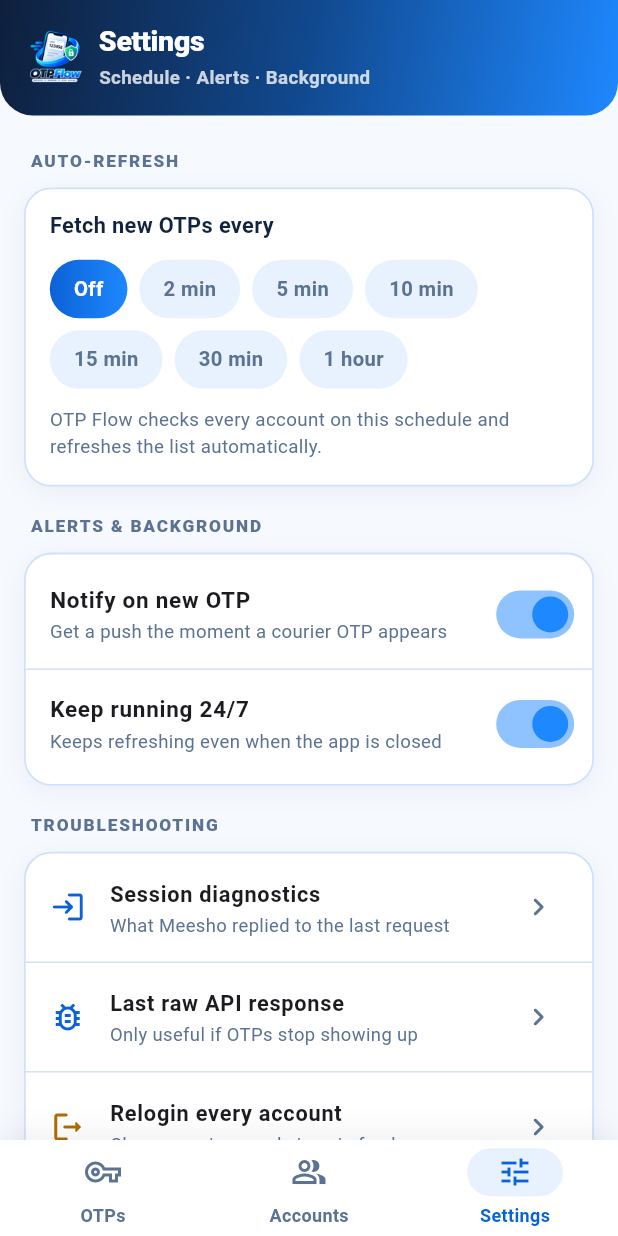
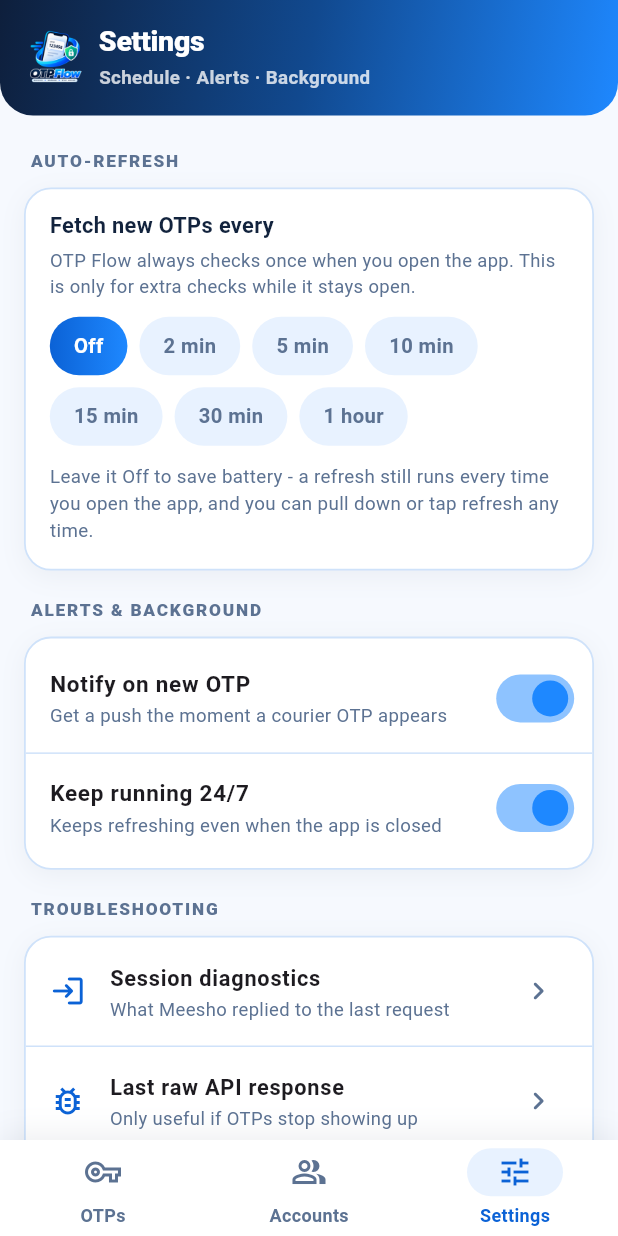
Before and after one commit to yagnik-pro/FLOWNEWWEB, a Flutter app: the screen it shows after launch, item 3 of the bottom bar chosen, on a phone screen of 412 x 824 dp. Run offline on Flutter 3.47's test engine with Material 3 defaults, Android fonts, the phone set to English and light mode, and no system bars; our stand-ins replace flutter_local_notifications, shared_preferences; missing offline and left inert: flutter_background, flutter_inappwebview; statements that could not run were skipped.

Commit message:
Update settings_screen.dart

```diff
--- a/lib/screens/settings_screen.dart
+++ b/lib/screens/settings_screen.dart
@@ -31,6 +31,12 @@ class SettingsScreen extends StatelessWidget {
                       children: [
                         const Text('Fetch new OTPs every',
                             style: TextStyle(fontWeight: FontWeight.w700, fontSize: 14.5)),
+                        const SizedBox(height: 4),
+                        const Text(
+                          'OTP Flow always checks once when you open the app. This is only for '
+                          'extra checks while it stays open.',
+                          style: TextStyle(color: AppColors.ink2, fontSize: 12.3, height: 1.35),
+                        ),
                         const SizedBox(height: 12),
                         Wrap(
                           spacing: 8, runSpacing: 8,
@@ -59,7 +65,8 @@ class SettingsScreen extends StatelessWidget {
                         ),
                         const SizedBox(height: 12),
                         const Text(
-                          'OTP Flow checks every account on this schedule and refreshes the list automatically.',
+                          'Leave it Off to save battery - a refresh still runs every time you open the app, '
+                          'and you can pull down or tap refresh any time.',
                           style: TextStyle(color: AppColors.ink2, fontSize: 12.5, height: 1.4),
                         ),
                       ],
```
